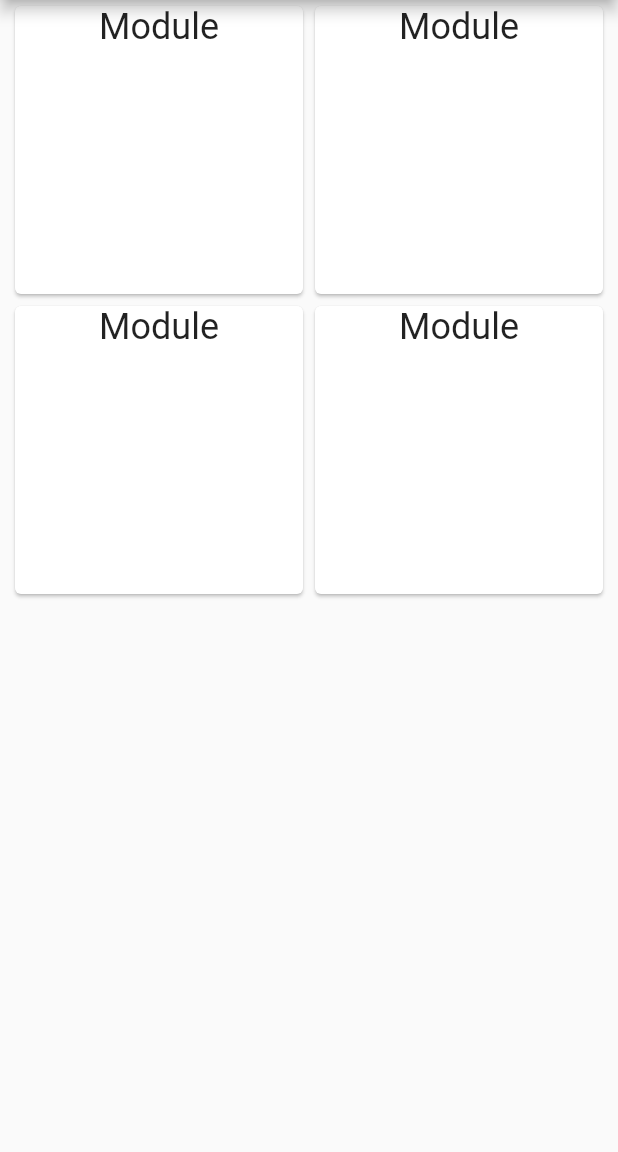
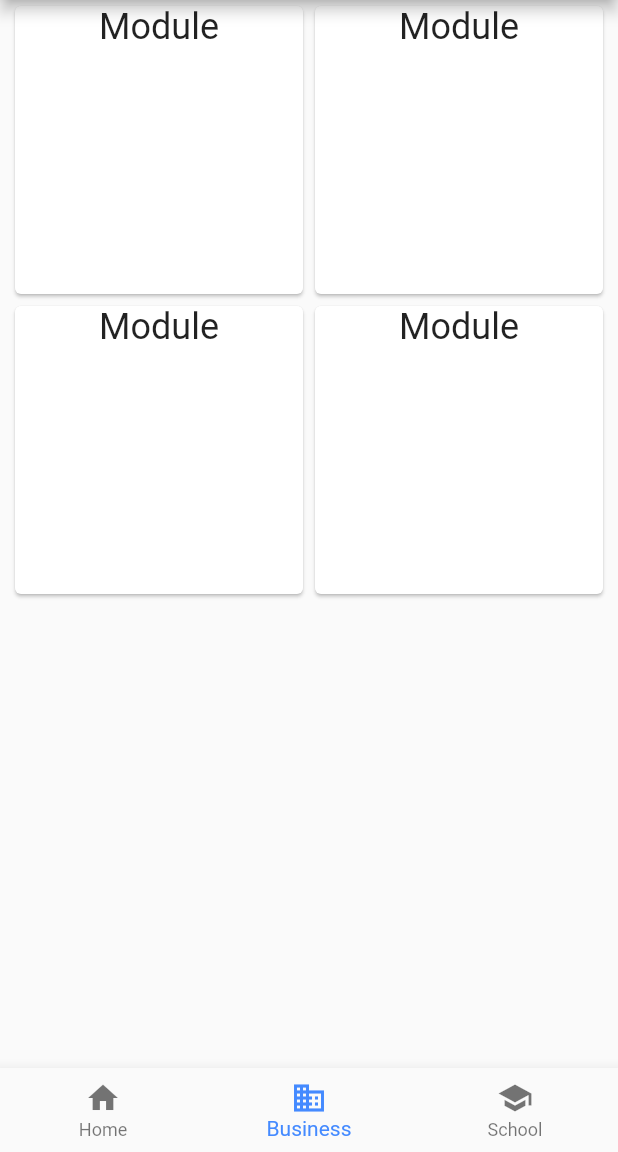
Before and after one commit to KTruong88/phone-assist, a Flutter app: the screen it shows after launch, on a phone screen of 412 x 824 dp, the part 84-1236 px from its top. Run offline on Flutter 3.47's test engine with Material 2 defaults, Android fonts, the phone set to English and light mode, and no system bars.

Commit message:
added bottom navbar

```diff
--- /dev/null
+++ b/lib/bottom_navbar.dart
@@ -0,0 +1,39 @@
+import 'package:flutter/material.dart';
+
+class BottomNavbar extends StatefulWidget {
+  @override
+  State<StatefulWidget> createState() {
+    return _BottomNavbar();
+  }
+}
+
+class _BottomNavbar extends State<BottomNavbar> {
+  int _selectedIndex = 1;
+  final _widgetOptions = [
+    Text('Index 0: Home'),
+    Text('Index 1: Business'),
+    Text('Index 2: School'),
+  ];
+
+  @override
+  Widget build(BuildContext context) {
+    return BottomNavigationBar(
+      items: <BottomNavigationBarItem>[
+        BottomNavigationBarItem(icon: Icon(Icons.home), title: Text('Home')),
+        BottomNavigationBarItem(
+            icon: Icon(Icons.business), title: Text('Business')),
+        BottomNavigationBarItem(
+            icon: Icon(Icons.school), title: Text('School')),
+      ],
+      currentIndex: _selectedIndex,
+      fixedColor: Colors.blueAccent,
+      onTap: _onItemTapped,
+    );
+  }
+
+  void _onItemTapped(int index) {
+    setState(() {
+      _selectedIndex = index;
+    });
+  }
+}
--- a/lib/main.dart
+++ b/lib/main.dart
@@ -1,6 +1,7 @@
 import 'package:flutter/material.dart';
 
 import './modules.dart';
+import './bottom_navbar.dart';
 
 void main() => runApp(MyApp());
 
@@ -12,7 +13,8 @@ class MyApp extends StatelessWidget {
           appBar: AppBar(
             title: Text('Phone Assist'),
           ),
-          body: Modules()),
+          body: Modules(),
+          bottomNavigationBar: BottomNavbar()),
     );
   }
 }
```
